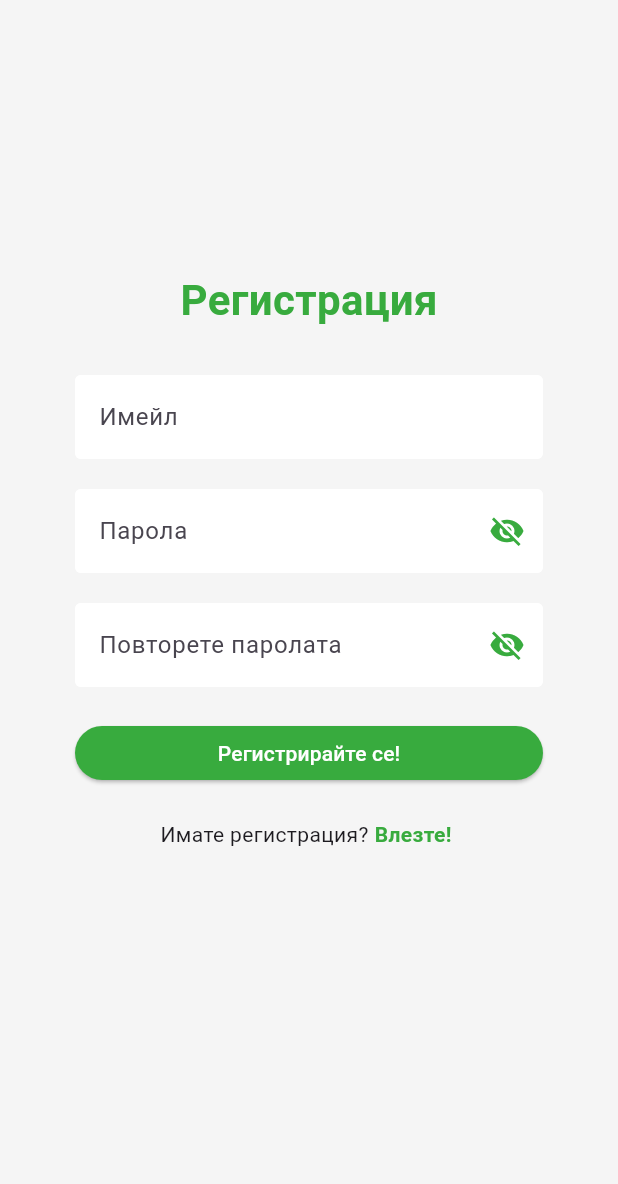
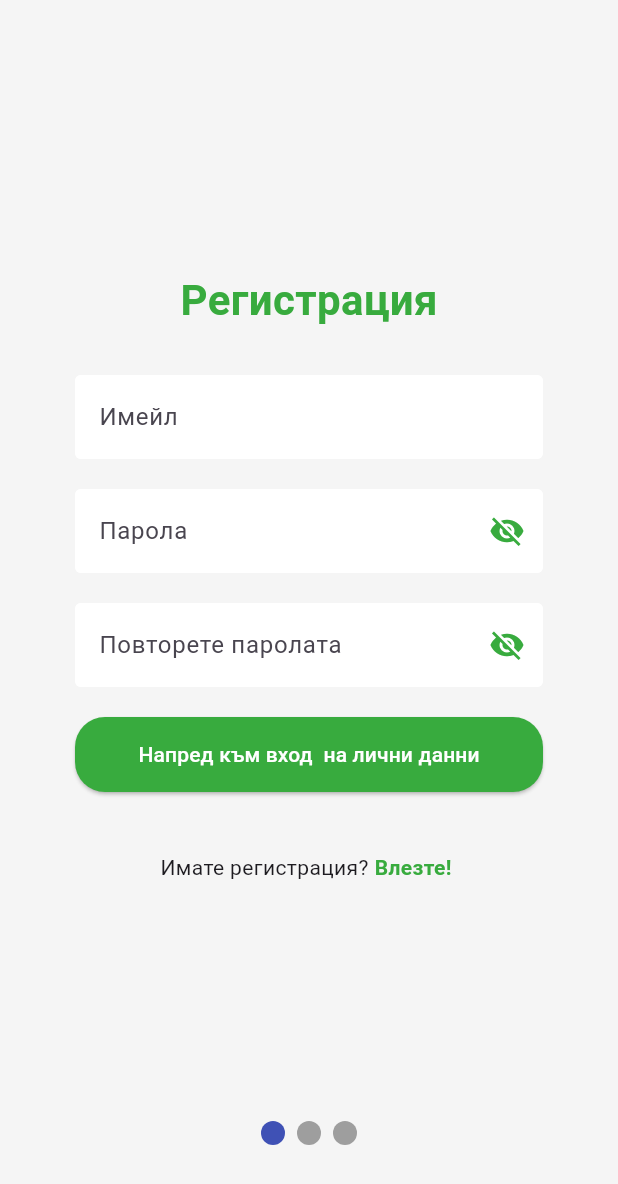
Before and after one commit to ZvezdiPro/Volunteer-Varna, a Flutter app: the Register screen opened directly with empty values, after a tap on "Влезте!", on a phone screen of 412 x 824 dp. Shown: the top 1184 px of the screen. Run offline on Flutter 3.47's test engine with Material 3 defaults, Android fonts, the phone set to English and light mode, and no system bars; drawn by our look-alikes of smooth_page_indicator; our stand-ins replace firebase_auth, firebase_core, flutter_spinkit; accounts and stored records are empty.

Commit message:
Created PageView for registration process
The PageView uses the three pages for registration instead of only one (work in progress)

```diff
--- a/lib/screens/authenticate/register.dart
+++ b/lib/screens/authenticate/register.dart
@@ -1,8 +1,16 @@
 import 'package:flutter/material.dart';
+import 'package:smooth_page_indicator/smooth_page_indicator.dart';
 import 'package:volunteer_app/services/authenticate.dart';
+// TODO: Import database service file
 import 'package:volunteer_app/shared/constants.dart';
 import 'package:volunteer_app/shared/colors.dart';
 import 'package:volunteer_app/shared/loading.dart';
+import 'package:volunteer_app/models/volunteer.dart';
+import 'package:volunteer_app/models/registration_data.dart';
+
+import 'package:volunteer_app/screens/authenticate/register_step_one.dart';
+import 'package:volunteer_app/screens/authenticate/register_step_two.dart';
+import 'package:volunteer_app/screens/authenticate/register_step_three.dart';
 
 class Register extends StatefulWidget {
   // const Register({super.key});
@@ -25,159 +33,30 @@ class _RegisterState extends State<Register> {
   String repeatedPassword = '';
   String error = '';
 
-  bool _isPasswordVisible = false;
-  bool _isRepeatedPasswordVisible = false;
+  // The PageController keeps track of which page the user is on
+  PageController pageController = PageController();
 
   @override
   Widget build(BuildContext context) {
     return loading ? Loading() : Scaffold(
       backgroundColor: backgroundGrey,
 
-      body: SafeArea(
-        child: SingleChildScrollView(
-          padding: EdgeInsets.symmetric(vertical: 20.0, horizontal: 50.0),
-          child: Form(
-            key: _formKey,
-            child: Column(
-              children: <Widget>[
-                SizedBox(height: 160.0),
-                const Text('Регистрация', style: mainHeadingStyle),
-                SizedBox(height: 30.0),
-
-                // Email input
-                TextFormField(
-                  decoration: textInputDecoration.copyWith(hintText: 'Имейл'),
-                  validator: (val) => val!.isEmpty ? 'Моля въведете имейл' : null,
-                  onChanged: (val) {
-                    // Handle email input change
-                    setState(() {
-                      email = val;
-                    });
-                  },
-                ),
-
-                SizedBox(height: 20.0),
-
-                // Password input
-                TextFormField(
-                  decoration: textInputDecoration.copyWith(
-                    hintText: 'Парола',
-                    suffixIcon: IconButton(
-                      // The icon changes depending on whether the password is visible or not
-                      icon: Icon(
-                        _isPasswordVisible ? Icons.visibility : Icons.visibility_off,
-                        color: greenPrimary
-                      ),
-                      onPressed: () {
-                        setState(() {
-                          _isPasswordVisible = !_isPasswordVisible;
-                        });
-                      })
-                    ),
-                  obscureText: !_isPasswordVisible,
-                  validator: (val) => val!.length < 6 ? 'Въведете парола с най-малко 6 знака' : null,
-                  onChanged: (val) {
-                    // Handle password input change
-                    setState(() {
-                      password = val;
-                    });
-                  },
-                ),
-
-                SizedBox(height: 20.0),
-
-                // Repeat password field
-                TextFormField(
-                  decoration: textInputDecoration.copyWith(
-                    hintText: 'Повторете паролата',
-                    suffixIcon: IconButton(
-                      // The icon changes depending on whether the password is visible or not
-                      icon: Icon(
-                        _isRepeatedPasswordVisible ? Icons.visibility : Icons.visibility_off,
-                        color: greenPrimary
-                      ),
-                      onPressed: () {
-                        setState(() {
-                          _isRepeatedPasswordVisible = !_isRepeatedPasswordVisible;
-                        });
-                      })
-                    ),
-                  obscureText: !_isRepeatedPasswordVisible,
-                  validator: (val) => val != password ? 'Паролите не съвпадат' : null,
-                  onChanged: (val) {
-                    // Handle password input change
-                    setState(() {
-                      repeatedPassword = val;
-                    });
-                  },
-                ),
-
-                SizedBox(height: 20.0),
-
-                // Registration button
-                ElevatedButton(
-                  style: ElevatedButton.styleFrom(
-                    backgroundColor: greenPrimary,
-                    foregroundColor: Colors.white,
-                    minimumSize: Size(double.infinity, 36),
-                    shape: RoundedRectangleBorder(
-                    borderRadius: BorderRadius.circular(20.0),
-                    ),
-                  ),
-                  child: Text('Регистрирайте се!'),
-
-                  // Logs the user in if correct, throws error message otherwise
-                  onPressed: () async {
-                    if (_formKey.currentState!.validate()) {
-                      setState(() => loading = true);
-                      dynamic result = await _auth.registerWithEmailAndPassword(email, password);
-                      if (result == null) {
-                        setState(() {
-                          error = 'Настъпи грешка при регистрацията!';
-                          loading = false;
-                        });
-                      }
-                    }
-                  },
-                ),
-
-                SizedBox(height: 20.0),
-
-                // Switch to sign-in page
-                Row(
-                  mainAxisAlignment: MainAxisAlignment.center,
-                  children: [
-                    Text('Имате регистрация?'),
-                    GestureDetector(
-                    child: Padding(
-                      padding: const EdgeInsets.only(left: 4.0, right: 4.0),
-                      child: const Text(
-                        'Влезте!',
-                        style: TextStyle(
-                          color: greenPrimary,
-                          fontWeight: FontWeight.bold,
-                        ),
-                      ),
-                    ),
-                    onTap: () {
-                      widget.toggleView();
-                    },
-                  ),
-                  ],
-                ),
-
-                // Error message
-                SizedBox(height: 12.0),
-                Text(
-                  error,
-                  style: TextStyle(color: Colors.red, fontSize: 14.0),
-              ),
-
+      body: Stack(
+        children: [
+          PageView(
+            controller: pageController,
+            children: [
+              RegisterStepOne(toggleView: widget.toggleView),
+              RegisterStepTwo(),
+              RegisterStepThree(),
             ],
+          ),
+          Container(
+            alignment: Alignment(0, 0.85),
+            child: SmoothPageIndicator(controller: pageController, count: 3)
           )
-        ),
-      ),
-    )
+        ]
+      )
     );
   }
 }
--- /dev/null
+++ b/lib/screens/authenticate/register_step_one.dart
@@ -0,0 +1,173 @@
+import 'package:flutter/material.dart';
+import 'package:volunteer_app/services/authenticate.dart';
+import 'package:volunteer_app/shared/constants.dart';
+import 'package:volunteer_app/shared/colors.dart';
+import 'package:volunteer_app/shared/loading.dart';
+
+class RegisterStepOne extends StatefulWidget {
+  // const Register({super.key});
+
+  final Function toggleView;
+  RegisterStepOne({required this.toggleView});
+
+  @override
+  State<RegisterStepOne> createState() => _RegisterStepOneState();
+}
+
+class _RegisterStepOneState extends State<RegisterStepOne> {
+
+  final AuthService _auth = AuthService();
+  final _stepOneFormKey = GlobalKey<FormState>();
+  bool loading = false;
+
+  String email = '';
+  String password = '';
+  String repeatedPassword = '';
+  String error = '';
+
+  bool _isPasswordVisible = false;
+  bool _isRepeatedPasswordVisible = false;
+
+  @override
+  Widget build(BuildContext context) {
+    return loading ? Loading() : Scaffold(
+      backgroundColor: backgroundGrey,
+
+      body: SafeArea(
+        child: SingleChildScrollView(
+          padding: EdgeInsets.symmetric(vertical: 20.0, horizontal: 50.0),
+          child: Form(
+            key: _stepOneFormKey,
+            child: Column(
+              children: <Widget>[
+                SizedBox(height: 160.0),
+                const Text('Регистрация', style: mainHeadingStyle),
+                SizedBox(height: 30.0),
+
+                // Email input
+                TextFormField(
+                  decoration: textInputDecoration.copyWith(hintText: 'Имейл'),
+                  validator: (val) => val!.isEmpty ? 'Моля въведете имейл' : null,
+                  onChanged: (val) {
+                    // Handle email input change
+                    setState(() {
+                      email = val;
+                    });
+                  },
+                ),
+
+                SizedBox(height: 20.0),
+
+                // Password input
+                TextFormField(
+                  decoration: textInputDecoration.copyWith(
+                    hintText: 'Парола',
+                    suffixIcon: IconButton(
+                      // The icon changes depending on whether the password is visible or not
+                      icon: Icon(
+                        _isPasswordVisible ? Icons.visibility : Icons.visibility_off,
+                        color: greenPrimary
+                      ),
+                      onPressed: () {
+                        setState(() {
+                          _isPasswordVisible = !_isPasswordVisible;
+                        });
+                      })
+                    ),
+                  obscureText: !_isPasswordVisible,
+                  validator: (val) => val!.length < 6 ? 'Въведете парола с най-малко 6 знака' : null,
+                  onChanged: (val) {
+                    // Handle password input change
+                    setState(() {
+                      password = val;
+                    });
+                  },
+                ),
+
+                SizedBox(height: 20.0),
+
+                // Repeat password field
+                TextFormField(
+                  decoration: textInputDecoration.copyWith(
+                    hintText: 'Повторете паролата',
+                    suffixIcon: IconButton(
+                      // The icon changes depending on whether the password is visible or not
+                      icon: Icon(
+                        _isRepeatedPasswordVisible ? Icons.visibility : Icons.visibility_off,
+                        color: greenPrimary
+                      ),
+                      onPressed: () {
+                        setState(() {
+                          _isRepeatedPasswordVisible = !_isRepeatedPasswordVisible;
+                        });
+                      })
+                    ),
+                  obscureText: !_isRepeatedPasswordVisible,
+                  validator: (val) => val != password ? 'Паролите не съвпадат' : null,
+                  onChanged: (val) {
+                    // Handle password input change
+                    setState(() {
+                      repeatedPassword = val;
+                    });
+                  },
+                ),
+
+                SizedBox(height: 20.0),
+
+                // Move forward to next screen button
+                ElevatedButton(
+                style: ElevatedButton.styleFrom(
+                  backgroundColor: greenPrimary,
+                  foregroundColor: Colors.white,
+                  minimumSize: const Size(double.infinity, 50),
+                  shape: RoundedRectangleBorder(borderRadius: BorderRadius.circular(20.0)),
+                ),
+                child: const Text('Напред към вход  на лични данни'),
+                onPressed: () {
+                  // TODO: Move to the next screen
+
+                },
+                ),
+
+            const SizedBox(height: 20.0),
+
+                SizedBox(height: 20.0),
+
+                // Switch to sign-in page
+                Row(
+                  mainAxisAlignment: MainAxisAlignment.center,
+                  children: [
+                    Text('Имате регистрация?'),
+                    GestureDetector(
+                    child: Padding(
+                      padding: const EdgeInsets.only(left: 4.0, right: 4.0),
+                      child: const Text(
+                        'Влезте!',
+                        style: TextStyle(
+                          color: greenPrimary,
+                          fontWeight: FontWeight.bold,
+                        ),
+                      ),
+                    ),
+                    onTap: () {
+                      widget.toggleView();
+                    },
+                  ),
+                  ],
+                ),
+
+                // Error message
+                SizedBox(height: 12.0),
+                Text(
+                  error,
+                  style: TextStyle(color: Colors.red, fontSize: 14.0),
+              ),
+
+            ],
+          )
+        ),
+      ),
+    )
+    );
+  }
+}
--- /dev/null
+++ b/lib/screens/authenticate/register_step_three.dart
@@ -0,0 +1,22 @@
+import 'package:flutter/material.dart';
+
+class RegisterStepThree extends StatefulWidget {
+  const RegisterStepThree({super.key});
+
+  @override
+  State<RegisterStepThree> createState() => _RegisterStepThreeState();
+}
+
+class _RegisterStepThreeState extends State<RegisterStepThree> {
+  @override
+  Widget build(BuildContext context) {
+    return Scaffold(
+      body: Container(
+        color: Colors.red,
+        child: Center(
+          child: Text('Това е третият екран за регистрация'),
+        )
+      ),
+    );
+  }
+}
--- /dev/null
+++ b/lib/screens/authenticate/register_step_two.dart
@@ -0,0 +1,22 @@
+import 'package:flutter/material.dart';
+
+class RegisterStepTwo extends StatefulWidget {
+  const RegisterStepTwo({super.key});
+
+  @override
+  State<RegisterStepTwo> createState() => _RegisterStepTwoState();
+}
+
+class _RegisterStepTwoState extends State<RegisterStepTwo> {
+  @override
+  Widget build(BuildContext context) {
+    return Scaffold(
+      body: Container(
+        color: Colors.blue,
+        child: Center(
+          child: Text('Това е вторият екран за регистрация'),
+        )
+      ),
+    );
+  }
+}
--- a/pubspec.yaml
+++ b/pubspec.yaml
@@ -39,6 +39,7 @@ dependencies:
   provider: ^6.1.5+1
   firebase_core: ^4.2.0
   flutter_spinkit: ^5.2.2
+  smooth_page_indicator: ^1.2.1
 
 dev_dependencies:
   flutter_test:
```
Also changed, not shown: pubspec.lock.
